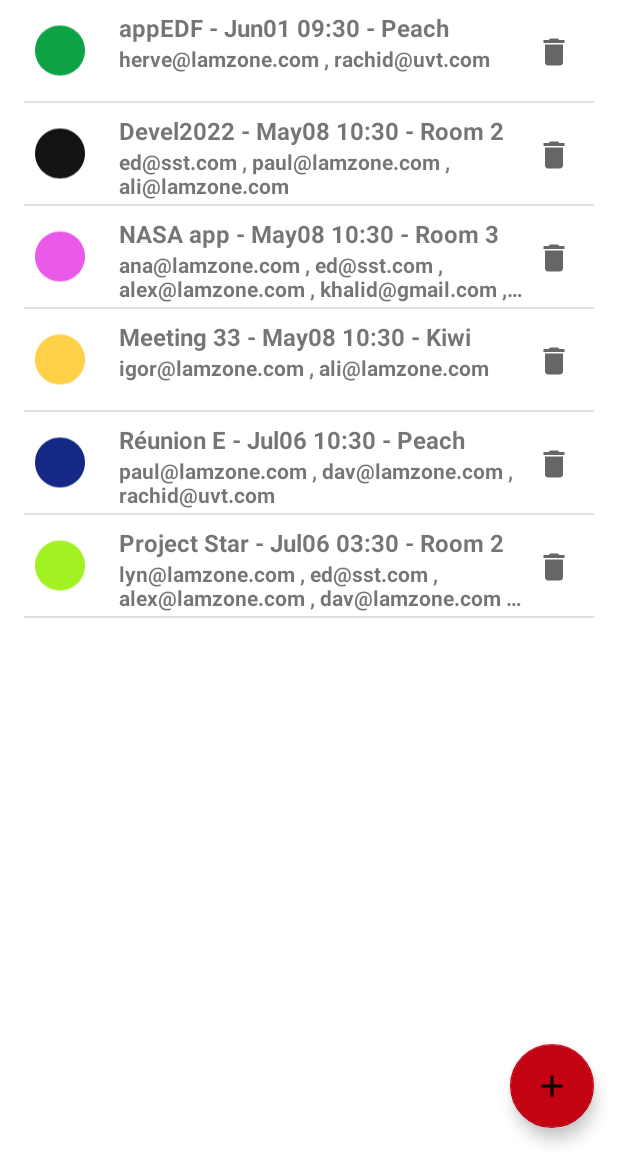
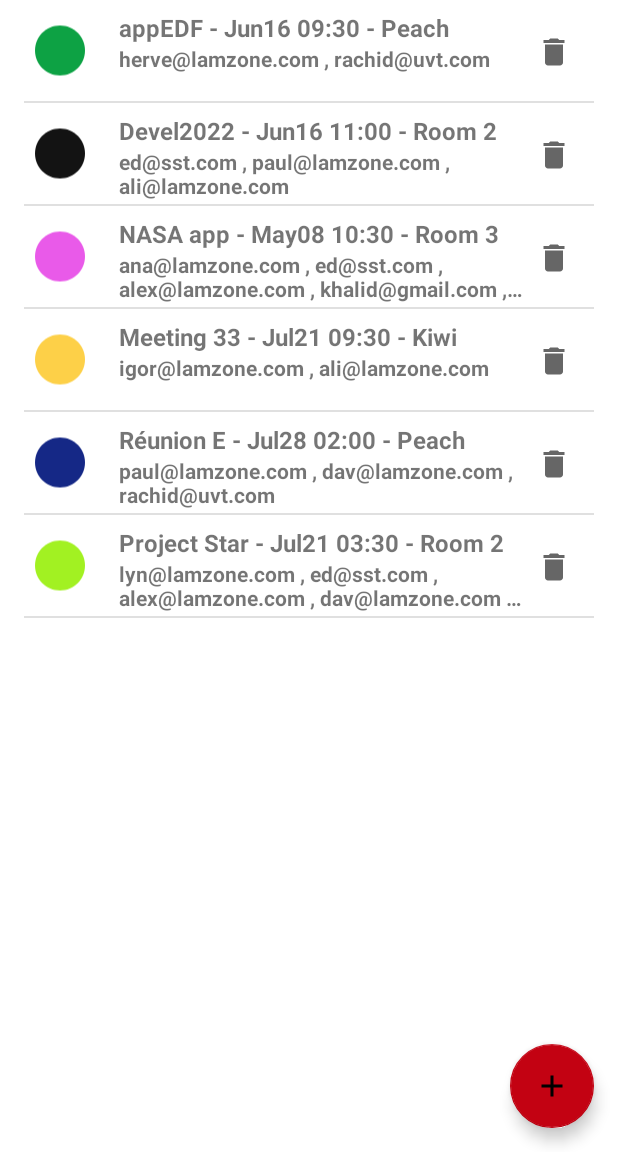
Before and after one commit to vigneaud-khalid/Ma_reu, an Android app: the screen it shows after launch (ListMeetingActivity), on a phone screen of 412 x 824 dp, the part 84-1236 px from its top. Run offline under Robolectric (Android 15) with nearby library versions, the phone set to English and light mode, and no system bars; our stand-ins replace ButterKnife, EventBus.

```diff
--- a/app/src/main/java/com/khalid/mareu/repository/MeetingRepository.java
+++ b/app/src/main/java/com/khalid/mareu/repository/MeetingRepository.java
@@ -1,9 +1,16 @@
 package com.khalid.mareu.repository;
 
+import android.app.Dialog;
+import android.os.Bundle;
+
+import androidx.appcompat.app.AlertDialog;
+
+import com.khalid.mareu.R;
 import com.khalid.mareu.model.Meeting;
 import com.khalid.mareu.service.FakeMeetingApiService;
 import com.khalid.mareu.service.MeetingApiService;
 
+import java.util.ArrayList;
 import java.util.List;
 
 /**
@@ -30,8 +37,31 @@ public class MeetingRepository {
     }
 
     public List <Meeting> getMeetings() {
-        return service.getMeetings();
+        //return service.getMeetings();
+
+        List<Meeting> meetingList = service.getMeetings();
+//        if (meetingList.isEmpty()){ onCreateDialog();}
+        return meetingList;
     }
+
+    /*@Override
+    public Dialog onCreateDialog(Bundle savedInstanceState) {
+        // Use the Builder class for convenient dialog construction
+        AlertDialog.Builder builder = new AlertDialog.Builder(getActivity());
+        builder.setMessage(R.string.dialog_start_game)
+                .setPositiveButton(R.string.start, new DialogInterface.OnClickListener() {
+                    public void onClick(DialogInterface dialog, int id) {
+                        // START THE GAME!
+                    }
+                })
+                .setNegativeButton(R.string.cancel, new DialogInterface.OnClickListener() {
+                    public void onClick(DialogInterface dialog, int id) {
+                        // User cancelled the dialog
+                    }
+                });
+        // Create the AlertDialog object and return it
+        return builder.create();
+    }*/
 
     public void meetingsNoFilter(){
         service.meetingsNoFilter();
--- a/app/src/main/java/com/khalid/mareu/service/FakeMeetingGenerator.java
+++ b/app/src/main/java/com/khalid/mareu/service/FakeMeetingGenerator.java
@@ -18,12 +18,12 @@ import java.util.List;
 public abstract class FakeMeetingGenerator {
 
     public static List<Meeting> MEETINGS = Arrays.asList(
-            new Meeting(1, 1,"appEDF", "Peach", new Date(2022, 05, 1, 9, 30), Arrays.asList("herve@lamzone.com", "rachid@uvt.com") ),
-            new Meeting(2, 2,"Devel2022", "Room 2", new Date(), Arrays.asList("ed@sst.com", "paul@lamzone.com", "ali@lamzone.com")),
+            new Meeting(1, 1,"appEDF", "Peach", new Date(2022, 05, 16, 9, 30), Arrays.asList("herve@lamzone.com", "rachid@uvt.com") ),
+            new Meeting(2, 2,"Devel2022", "Room 2",  new Date(2022, 05, 16, 11, 00), Arrays.asList("ed@sst.com", "paul@lamzone.com", "ali@lamzone.com")),
             new Meeting(3,3,"NASA app","Room 3", new Date(), Arrays.asList("ana@lamzone.com", "ed@sst.com","alex@lamzone.com","khalid@gmail.com","ali@lamzone.com")),
-            new Meeting(4, 4,"Meeting 33","Kiwi", new Date(), Arrays.asList("igor@lamzone.com", "ali@lamzone.com")),
-            new Meeting(5, 5,"Réunion E", "Peach", new Date(2022, 06, 6, 10, 30), Arrays.asList("paul@lamzone.com", "dav@lamzone.com", "rachid@uvt.com")),
-            new Meeting(6, 6,"Project Star", "Room 2", new Date(2022, 06, 6, 15, 30), Arrays.asList("lyn@lamzone.com", "ed@sst.com","alex@lamzone.com", "dav@lamzone.com", "rachid@uvt.com"))
+            new Meeting(4, 4,"Meeting 33","Kiwi",  new Date(2022, 06, 21, 9, 30), Arrays.asList("igor@lamzone.com", "ali@lamzone.com")),
+            new Meeting(5, 5,"Réunion E", "Peach", new Date(2022, 06, 28, 14, 00), Arrays.asList("paul@lamzone.com", "dav@lamzone.com", "rachid@uvt.com")),
+            new Meeting(6, 6,"Project Star", "Room 2", new Date(2022, 06, 21, 15, 30), Arrays.asList("lyn@lamzone.com", "ed@sst.com","alex@lamzone.com", "dav@lamzone.com", "rachid@uvt.com"))
         );
     static List<Meeting> generateMeetings() {
         return new ArrayList<>(MEETINGS);
--- a/app/src/main/res/menu/menu_filter.xml
+++ b/app/src/main/res/menu/menu_filter.xml
@@ -14,7 +14,7 @@
             android:title="No filter" />
         <item
             android:id="@+id/filter_on_date"
-            android:title="date: comment la définir" />
+            android:title="choose a date" />
         <item
             android:id="@+id/filter_on_place_Peach"
             android:title="place: Peach" />
```
Also changed, not shown: app/src/main/java/com/khalid/mareu/service/FakeMeetingApiService.java (+18 -14 lines), app/src/main/java/com/khalid/mareu/ui/AddMeetingActivity.java (+24 -18 lines), app/src/main/java/com/khalid/mareu/ui/ListMeetingActivity.java (+21 -16 lines).
